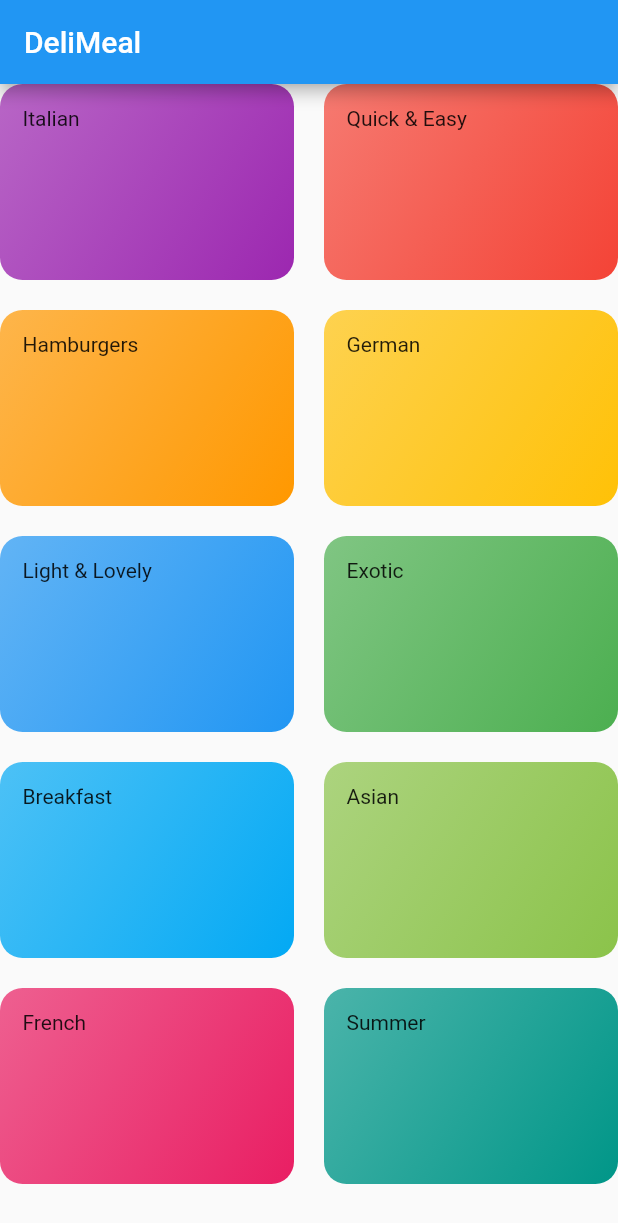
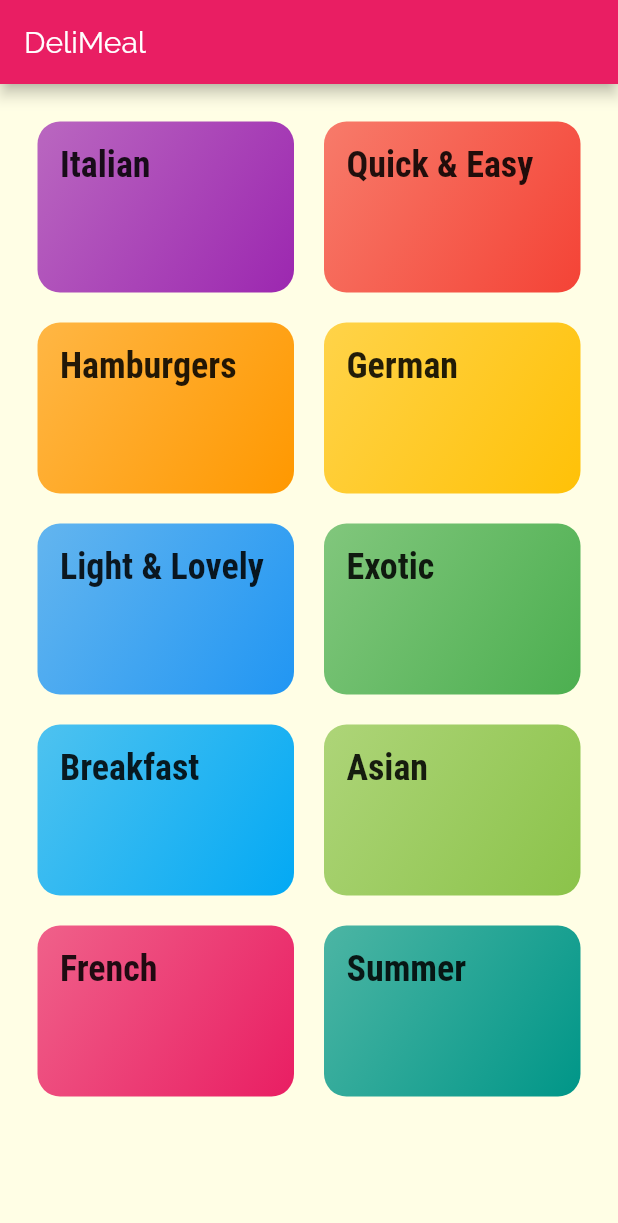
Before and after one commit to MrRobot420/meals-app, a Flutter app: the screen it shows after launch, on a phone screen of 412 x 824 dp. Shown: the top 1223 px of the screen. Run offline on Flutter 3.47's test engine with Material 2 defaults, Android fonts, the phone set to English and light mode, and no system bars.

Commit message:
add fonts and styling

```diff
--- a/lib/categories_screen.dart
+++ b/lib/categories_screen.dart
@@ -8,6 +8,7 @@ class CategoriesScreen extends StatelessWidget {
     return Scaffold(
       appBar: AppBar(title: const Text('DeliMeal')),
       body: GridView(
+        padding: const EdgeInsets.all(25),
         children: DUMMY_CATEGORIES
             .map((categoryData) =>
                 CategoryItem(categoryData.title, categoryData.color))
--- a/lib/category_item.dart
+++ b/lib/category_item.dart
@@ -10,7 +10,7 @@ class CategoryItem extends StatelessWidget {
   Widget build(BuildContext context) {
     return Container(
       padding: const EdgeInsets.all(15),
-      child: Text(title),
+      child: Text(title, style: Theme.of(context).textTheme.headline6,),
       decoration: BoxDecoration(
           gradient: LinearGradient(
             colors: [color.withOpacity(0.7), color],
--- a/lib/main.dart
+++ b/lib/main.dart
@@ -1,3 +1,5 @@
+import 'dart:ui';
+
 import 'package:flutter/material.dart';
 import 'categories_screen.dart';
 
@@ -9,7 +11,15 @@ class MyApp extends StatelessWidget {
     return MaterialApp(
       title: 'DeliMeals',
       theme: ThemeData(
-        primarySwatch: Colors.blue,
+        primarySwatch: Colors.pink,
+        accentColor: Colors.amber,
+        canvasColor: Color.fromRGBO(255, 254, 229, 1),
+        fontFamily: 'Raleway',
+        textTheme: ThemeData.light().textTheme.copyWith(
+          bodyText1: TextStyle(color: Color.fromRGBO(20, 51, 51, 1)),
+          bodyText2: TextStyle(color: Color.fromRGBO(20, 51, 51, 1)),
+          headline6: TextStyle(fontSize: 24, fontFamily: 'RobotoCondensed', fontWeight: FontWeight.bold)
+        )
       ),
       home: CategoriesScreen(),
     );
```
Also changed, not shown: pubspec.yaml (+16 -6 lines), assets/fonts/Raleway-Black.ttf (added), assets/fonts/Raleway-Bold.ttf (added), assets/fonts/Raleway-Regular.ttf (added), assets/fonts/RobotoCondensed-Bold.ttf (added), assets/fonts/RobotoCondensed-Italic.ttf (added), assets/fonts/RobotoCondensed-Light.ttf (added), assets/fonts/RobotoCondensed-Regular.ttf (added).
